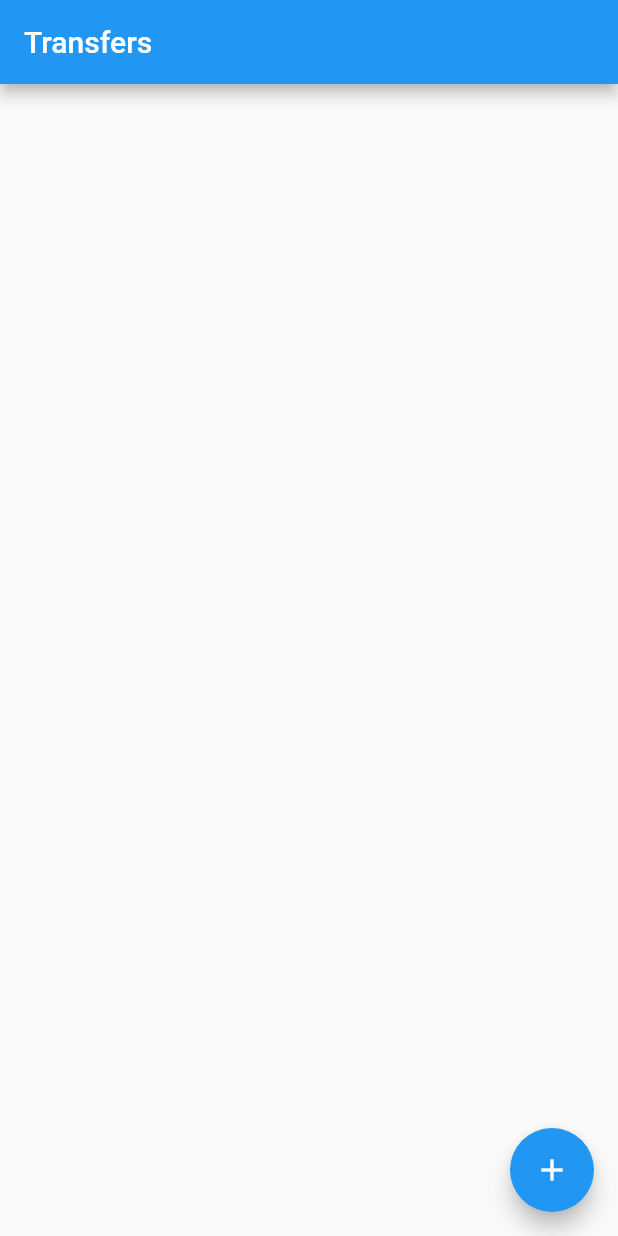
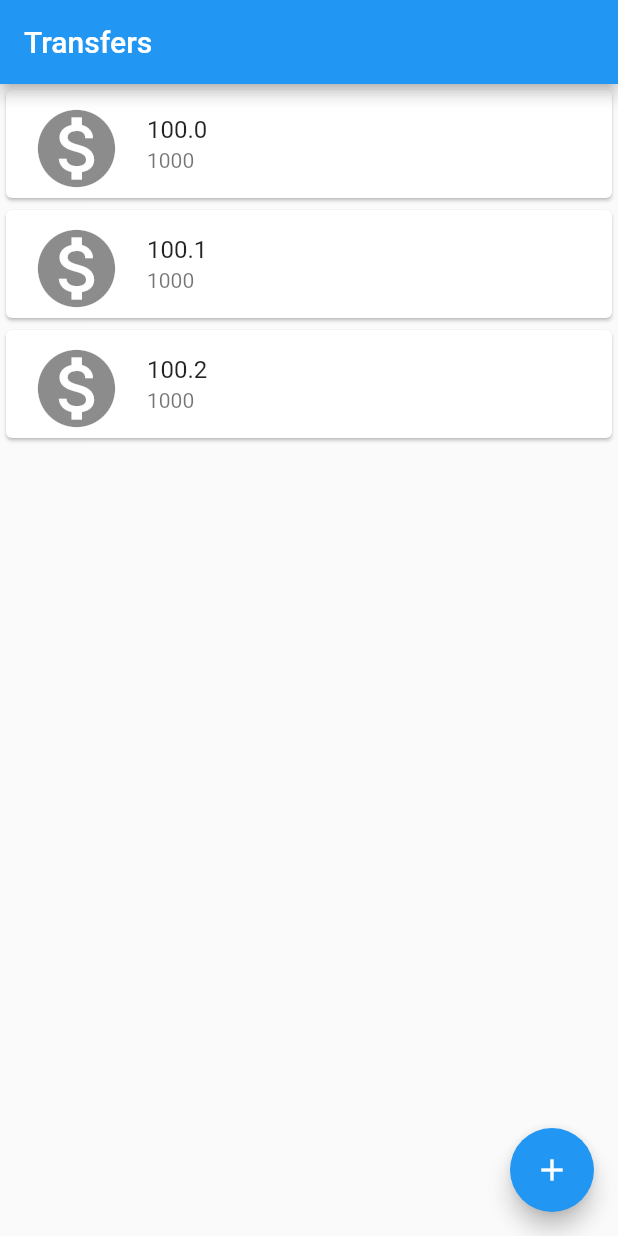
Before and after one commit to claick-oliveira/flutter-app-example, a Flutter app: the screen it shows after launch, on a phone screen of 412 x 824 dp. Run offline on Flutter 3.47's test engine with Material 2 defaults, Android fonts, the phone set to English and light mode, and no system bars.

```diff
--- a/lib/main.dart
+++ b/lib/main.dart
@@ -2,6 +2,7 @@ import 'package:flutter/material.dart';
 
 void main() => runApp(MaterialApp(
       home: Scaffold(
+        body: TransfersList(),
         appBar: AppBar(
           title: const Text('Transfers'),
         ),
@@ -12,3 +13,45 @@ void main() => runApp(MaterialApp(
       ),
       debugShowCheckedModeBanner: true,
     ));
+
+// ignore: use_key_in_widget_constructors
+class TransfersList extends StatelessWidget {
+  @override
+  Widget build(BuildContext context) {
+    return Column(
+      children: [
+        TransferItem(Transfer(100.0, 1000)),
+        TransferItem(Transfer(100.1, 1000)),
+        TransferItem(Transfer(100.2, 1000)),
+      ],
+    );
+  }
+}
+
+class TransferItem extends StatelessWidget {
+  final Transfer _transfer;
+
+  // ignore: prefer_const_constructors_in_immutables, use_key_in_widget_constructors
+  TransferItem(this._transfer);
+
+  @override
+  Widget build(BuildContext context) {
+    return Card(
+        child: ListTile(
+      // ignore: prefer_const_constructors
+      leading: Icon(
+        Icons.monetization_on,
+        size: 62.0,
+      ),
+      title: Text(_transfer.value.toString()),
+      subtitle: Text(_transfer.accountNumber.toString()),
+    ));
+  }
+}
+
+class Transfer {
+  final double value;
+  final int accountNumber;
+
+  Transfer(this.value, this.accountNumber);
+}
```
Also changed, not shown: 1 other file.
